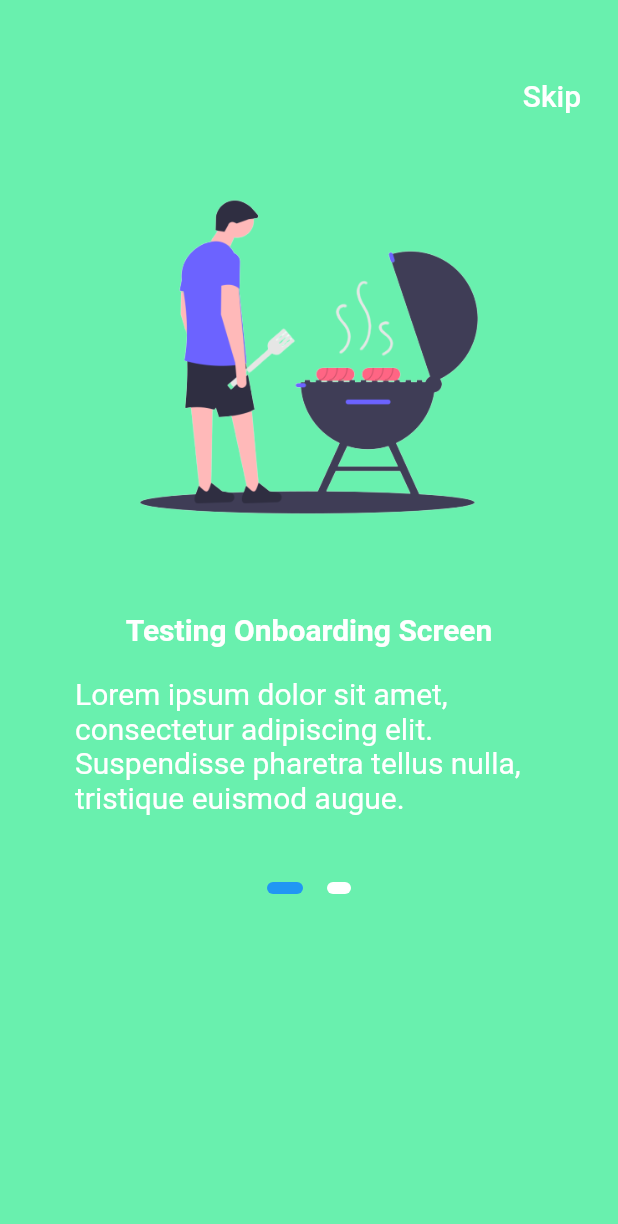
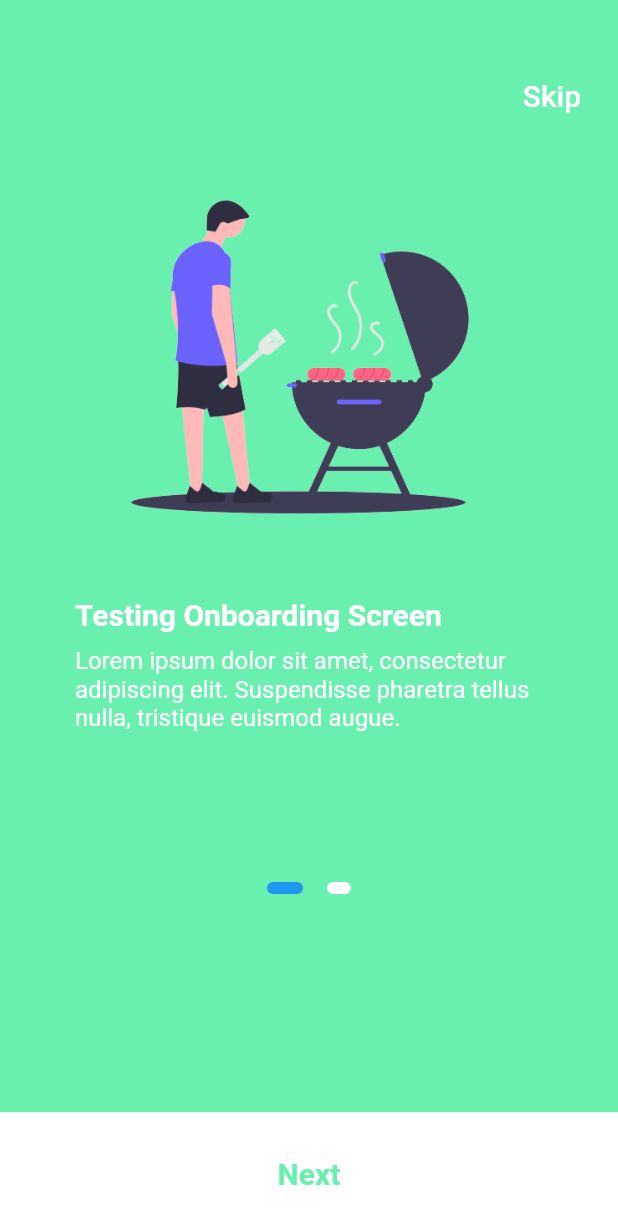
Before and after one commit to musumbidenis/onBoarding-Screen-Demo, a Flutter app: the screen it shows after launch, on a phone screen of 412 x 824 dp. Shown: the top 1224 px of the screen. Run offline on Flutter 3.47's test engine with Material 2 defaults, Android fonts, the phone set to English and light mode, and no system bars.

Commit message:
Completed the navigation buttons

```diff
--- a/lib/onboardingScreen.dart
+++ b/lib/onboardingScreen.dart
@@ -72,39 +72,7 @@ class _OnboardingScreenState extends State<OnboardingScreen> {
                     Padding(
                       padding: const EdgeInsets.symmetric(horizontal: 50),
                       child: Column(
-                        crossAxisAlignment: CrossAxisAlignment.center,
-                        mainAxisAlignment: MainAxisAlignment.start,
-                        children: <Widget>[
-                          Image(
-                            image: AssetImage('assets/01.png'),
-                            height: 300,
-                            width: 300,
-                          ),
-                          SizedBox(height: 20,),
-                          Text(
-                            "Testing Onboarding Screen",
-                            style: TextStyle(
-                                color: Colors.white,
-                                fontSize: 20,
-                                fontWeight: FontWeight.bold),
-                          ),
-                          SizedBox(height: 20),
-                          Text(
-                            "Lorem ipsum dolor sit amet, consectetur adipiscing elit. Suspendisse pharetra tellus nulla, tristique euismod augue. ",
-                            style: TextStyle(
-                              color: Colors.white,
-                              fontSize: 20,
-                            ),
-                          ),
-                        ],
-                      ),
-                    ),
-
-                    /*Slide 02 */
-                    Padding(
-                      padding: const EdgeInsets.symmetric(horizontal: 50),
-                      child: Column(
-                        crossAxisAlignment: CrossAxisAlignment.center,
+                        crossAxisAlignment: CrossAxisAlignment.start,
                         mainAxisAlignment: MainAxisAlignment.start,
                         children: <Widget>[
                           Image(
@@ -128,7 +96,42 @@ class _OnboardingScreenState extends State<OnboardingScreen> {
                             "Lorem ipsum dolor sit amet, consectetur adipiscing elit. Suspendisse pharetra tellus nulla, tristique euismod augue. ",
                             style: TextStyle(
                               color: Colors.white,
-                              fontSize: 20,
+                              fontSize: 16,
+                            ),
+                          ),
+                        ],
+                      ),
+                    ),
+
+                    /*Slide 02 */
+                    Padding(
+                      padding: const EdgeInsets.symmetric(horizontal: 50),
+                      child: Column(
+                        crossAxisAlignment: CrossAxisAlignment.start,
+                        mainAxisAlignment: MainAxisAlignment.start,
+                        children: <Widget>[
+                          Image(
+                            image: AssetImage('assets/01.png'),
+                            height: 300,
+                            width: 300,
+                          ),
+
+                          SizedBox(
+                            height: 10,
+                          ),
+                          Text(
+                            "Testing Onboarding Screen",
+                            style: TextStyle(
+                                color: Colors.white,
+                                fontSize: 20,
+                                fontWeight: FontWeight.bold),
+                          ),
+                          SizedBox(height: 10),
+                          Text(
+                            "Lorem ipsum dolor sit amet, consectetur adipiscing elit. Suspendisse pharetra tellus nulla, tristique euismod augue. ",
+                            style: TextStyle(
+                              color: Colors.white,
+                              fontSize: 16,
                             ),
                           ),
                         ],
@@ -143,10 +146,41 @@ class _OnboardingScreenState extends State<OnboardingScreen> {
                 mainAxisAlignment: MainAxisAlignment.center,
                 children: _buildIndicator(),
               ),
+
+
             ],
           ),
         ),
       ),
+      bottomSheet: _currentPage != _pages -1 ?  Container(
+        height: MediaQuery.of(context).size.height * 0.1 ,
+        width: double.infinity,
+        color: Colors.white,
+        child: Center(
+          child: Text(
+            "Next",
+            style: TextStyle(
+              color: Colors.greenAccent,
+              fontSize: 20.0,
+              fontWeight: FontWeight.bold),)),
+      ) :
+      Container(
+        height: MediaQuery.of(context).size.height * 0.1 ,
+        width: double.infinity,
+        color: Colors.white,
+        child: GestureDetector(
+          onTap: (){
+            _pageController.nextPage(duration: Duration(milliseconds: 500), curve: Curves.ease);
+          },
+          child: Center(
+            child: Text(
+              "Get Started",
+              style: TextStyle(
+                color: Colors.greenAccent,
+                fontSize: 20.0,
+                fontWeight: FontWeight.bold),)),
+        ),
+      )
     );
   }
 }
```
